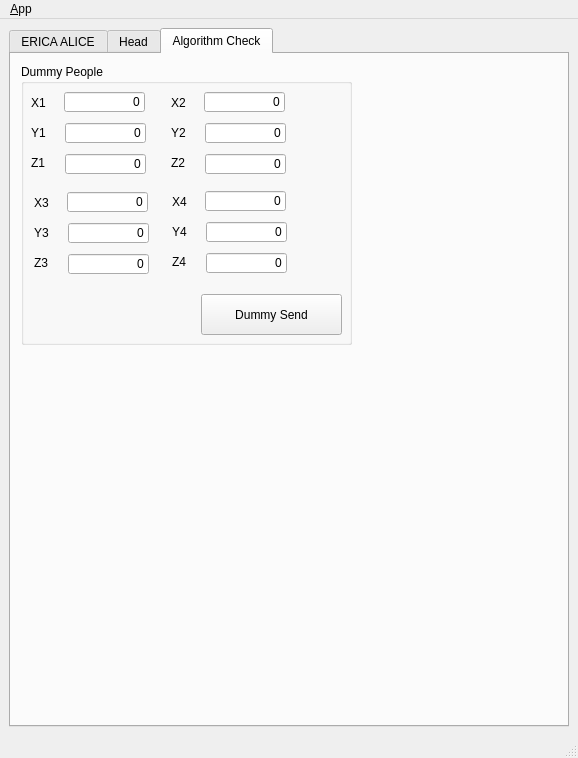
The window that erica_gui/ui/main_window.ui (RobotEmperor/HERoEHS-ERICA-Operation) describes before a commit, drawn with Qt 5.
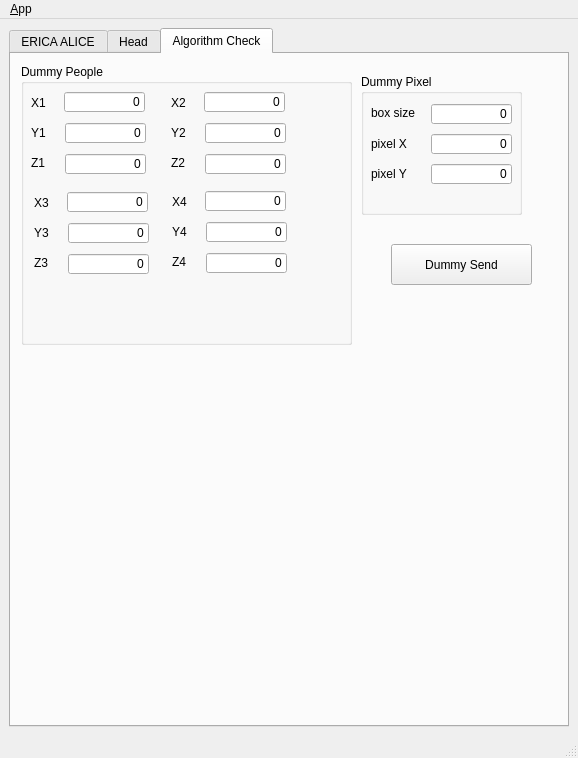
The same window after the commit. The open tabs and pages were chosen to show the change. Icons and pictures are not drawn.

The edit to the form file:
```diff
--- a/erica_gui/ui/main_window.ui
+++ b/erica_gui/ui/main_window.ui
@@ -788,17 +788,117 @@
           <set>Qt::AlignRight|Qt::AlignTrailing|Qt::AlignVCenter</set>
          </property>
         </widget>
-        <widget class="QPushButton" name="dummy_send_button">
+       </widget>
+       <widget class="QPushButton" name="dummy_send_button">
+        <property name="geometry">
+         <rect>
+          <x>380</x>
+          <y>190</y>
+          <width>141</width>
+          <height>41</height>
+         </rect>
+        </property>
+        <property name="text">
+         <string>Dummy Send</string>
+        </property>
+       </widget>
+       <widget class="QGroupBox" name="groupBox_3">
+        <property name="geometry">
+         <rect>
+          <x>350</x>
+          <y>20</y>
+          <width>161</width>
+          <height>141</height>
+         </rect>
+        </property>
+        <property name="title">
+         <string>Dummy Pixel</string>
+        </property>
+        <widget class="QLabel" name="label_16">
          <property name="geometry">
           <rect>
-           <x>180</x>
-           <y>230</y>
-           <width>141</width>
-           <height>41</height>
+           <x>10</x>
+           <y>30</y>
+           <width>61</width>
+           <height>17</height>
           </rect>
          </property>
          <property name="text">
-          <string>Dummy Send</string>
+          <string>box size</string>
+         </property>
+        </widget>
+        <widget class="QLineEdit" name="box_size_line_edit">
+         <property name="geometry">
+          <rect>
+           <x>70</x>
+           <y>30</y>
+           <width>81</width>
+           <height>20</height>
+          </rect>
+         </property>
+         <property name="text">
+          <string>0</string>
+         </property>
+         <property name="alignment">
+          <set>Qt::AlignRight|Qt::AlignTrailing|Qt::AlignVCenter</set>
+         </property>
+        </widget>
+        <widget class="QLabel" name="label_17">
+         <property name="geometry">
+          <rect>
+           <x>10</x>
+           <y>60</y>
+           <width>61</width>
+           <height>20</height>
+          </rect>
+         </property>
+         <property name="text">
+          <string>pixel X</string>
+         </property>
+        </widget>
+        <widget class="QLineEdit" name="pixel_x_line_edit">
+         <property name="geometry">
+          <rect>
+           <x>70</x>
+           <y>60</y>
+           <width>81</width>
+           <height>20</height>
+          </rect>
+         </property>
+         <property name="text">
+          <string>0</string>
+         </property>
+         <property name="alignment">
+          <set>Qt::AlignRight|Qt::AlignTrailing|Qt::AlignVCenter</set>
+         </property>
+        </widget>
+        <widget class="QLabel" name="label_18">
+         <property name="geometry">
+          <rect>
+           <x>10</x>
+           <y>90</y>
+           <width>61</width>
+           <height>20</height>
+          </rect>
+         </property>
+         <property name="text">
+          <string>pixel Y</string>
+         </property>
+        </widget>
+        <widget class="QLineEdit" name="pixel_y_line_edit">
+         <property name="geometry">
+          <rect>
+           <x>70</x>
+           <y>90</y>
+           <width>81</width>
+           <height>20</height>
+          </rect>
+         </property>
+         <property name="text">
+          <string>0</string>
+         </property>
+         <property name="alignment">
+          <set>Qt::AlignRight|Qt::AlignTrailing|Qt::AlignVCenter</set>
          </property>
         </widget>
        </widget>
```
Left out of the diff: 2 changed lines with no effect on the pictures.
